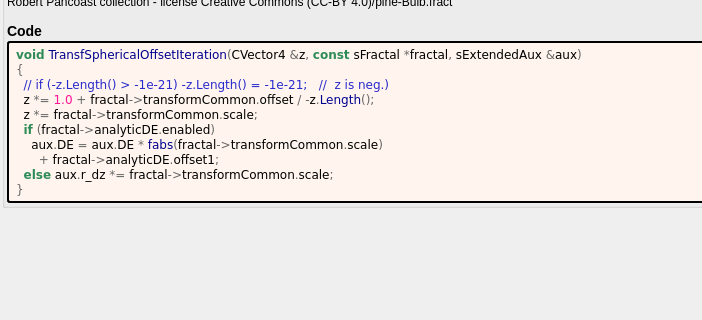
Qt form mandelbulber2/formula/ui/transf_spherical_offset.ui (buddhi1980/mandelbulber2) before a commit; both pictures show x 0 to 702 and y 199 to 519 of the 871 by 746 pixel window.
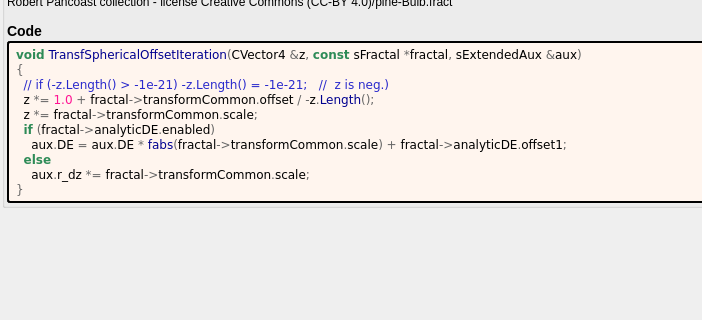
The same form after that commit. Custom widgets are drawn as their Qt base class.

```diff
--- a/mandelbulber2/formula/ui/transf_spherical_offset.ui
+++ b/mandelbulber2/formula/ui/transf_spherical_offset.ui
@@ -234,9 +234,9 @@
   z &lt;span style=&quot;color:#676767&quot;&gt;*=&lt;/span&gt; &lt;span style=&quot;color:#ff1493&quot;&gt;1.0&lt;/span&gt; &lt;span style=&quot;color:#676767&quot;&gt;+&lt;/span&gt; fractal&lt;span style=&quot;color:#676767&quot;&gt;-&amp;gt;&lt;/span&gt;transformCommon&lt;span style=&quot;color:#676767&quot;&gt;.&lt;/span&gt;offset &lt;span style=&quot;color:#676767&quot;&gt;/ -&lt;/span&gt;z&lt;span style=&quot;color:#676767&quot;&gt;.&lt;/span&gt;&lt;span style=&quot;color:#00008f&quot;&gt;Length&lt;/span&gt;&lt;span style=&quot;color:#676767&quot;&gt;();&lt;/span&gt;
   z &lt;span style=&quot;color:#676767&quot;&gt;*=&lt;/span&gt; fractal&lt;span style=&quot;color:#676767&quot;&gt;-&amp;gt;&lt;/span&gt;transformCommon&lt;span style=&quot;color:#676767&quot;&gt;.&lt;/span&gt;scale&lt;span style=&quot;color:#676767&quot;&gt;;&lt;/span&gt;
   &lt;span style=&quot;color:#2e8b57; font-weight:bold&quot;&gt;if&lt;/span&gt; &lt;span style=&quot;color:#676767&quot;&gt;(&lt;/span&gt;fractal&lt;span style=&quot;color:#676767&quot;&gt;-&amp;gt;&lt;/span&gt;analyticDE&lt;span style=&quot;color:#676767&quot;&gt;.&lt;/span&gt;enabled&lt;span style=&quot;color:#676767&quot;&gt;)&lt;/span&gt;
-    aux&lt;span style=&quot;color:#676767&quot;&gt;.&lt;/span&gt;DE &lt;span style=&quot;color:#676767&quot;&gt;=&lt;/span&gt; aux&lt;span style=&quot;color:#676767&quot;&gt;.&lt;/span&gt;DE &lt;span style=&quot;color:#676767&quot;&gt;*&lt;/span&gt; &lt;span style=&quot;color:#00008f&quot;&gt;fabs&lt;/span&gt;&lt;span style=&quot;color:#676767&quot;&gt;(&lt;/span&gt;fractal&lt;span style=&quot;color:#676767&quot;&gt;-&amp;gt;&lt;/span&gt;transformCommon&lt;span style=&quot;color:#676767&quot;&gt;.&lt;/span&gt;scale&lt;span style=&quot;color:#676767&quot;&gt;)&lt;/span&gt;
-      &lt;span style=&quot;color:#676767&quot;&gt;+&lt;/span&gt; fractal&lt;span style=&quot;color:#676767&quot;&gt;-&amp;gt;&lt;/span&gt;analyticDE&lt;span style=&quot;color:#676767&quot;&gt;.&lt;/span&gt;offset1&lt;span style=&quot;color:#676767&quot;&gt;;&lt;/span&gt;
-  &lt;span style=&quot;color:#2e8b57; font-weight:bold&quot;&gt;else&lt;/span&gt; aux&lt;span style=&quot;color:#676767&quot;&gt;.&lt;/span&gt;r_dz &lt;span style=&quot;color:#676767&quot;&gt;*=&lt;/span&gt; fractal&lt;span style=&quot;color:#676767&quot;&gt;-&amp;gt;&lt;/span&gt;transformCommon&lt;span style=&quot;color:#676767&quot;&gt;.&lt;/span&gt;scale&lt;span style=&quot;color:#676767&quot;&gt;;&lt;/span&gt;
+    aux&lt;span style=&quot;color:#676767&quot;&gt;.&lt;/span&gt;DE &lt;span style=&quot;color:#676767&quot;&gt;=&lt;/span&gt; aux&lt;span style=&quot;color:#676767&quot;&gt;.&lt;/span&gt;DE &lt;span style=&quot;color:#676767&quot;&gt;*&lt;/span&gt; &lt;span style=&quot;color:#00008f&quot;&gt;fabs&lt;/span&gt;&lt;span style=&quot;color:#676767&quot;&gt;(&lt;/span&gt;fractal&lt;span style=&quot;color:#676767&quot;&gt;-&amp;gt;&lt;/span&gt;transformCommon&lt;span style=&quot;color:#676767&quot;&gt;.&lt;/span&gt;scale&lt;span style=&quot;color:#676767&quot;&gt;) +&lt;/span&gt; fractal&lt;span style=&quot;color:#676767&quot;&gt;-&amp;gt;&lt;/span&gt;analyticDE&lt;span style=&quot;color:#676767&quot;&gt;.&lt;/span&gt;offset1&lt;span style=&quot;color:#676767&quot;&gt;;&lt;/span&gt;
+  &lt;span style=&quot;color:#2e8b57; font-weight:bold&quot;&gt;else&lt;/span&gt;
+    aux&lt;span style=&quot;color:#676767&quot;&gt;.&lt;/span&gt;r_dz &lt;span style=&quot;color:#676767&quot;&gt;*=&lt;/span&gt; fractal&lt;span style=&quot;color:#676767&quot;&gt;-&amp;gt;&lt;/span&gt;transformCommon&lt;span style=&quot;color:#676767&quot;&gt;.&lt;/span&gt;scale&lt;span style=&quot;color:#676767&quot;&gt;;&lt;/span&gt;
 &lt;span style=&quot;color:#676767&quot;&gt;}&lt;/span&gt;
 &lt;/pre&gt;
 &lt;/body&gt;</string>
```
